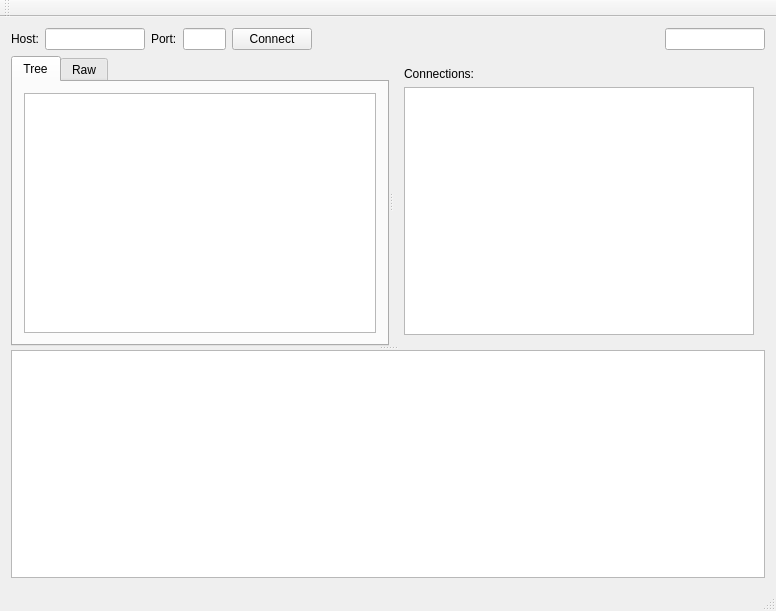
Before: the Qt Designer form repeater/mainwindow.ui in mocap-ca/vive, drawn with Qt 5.
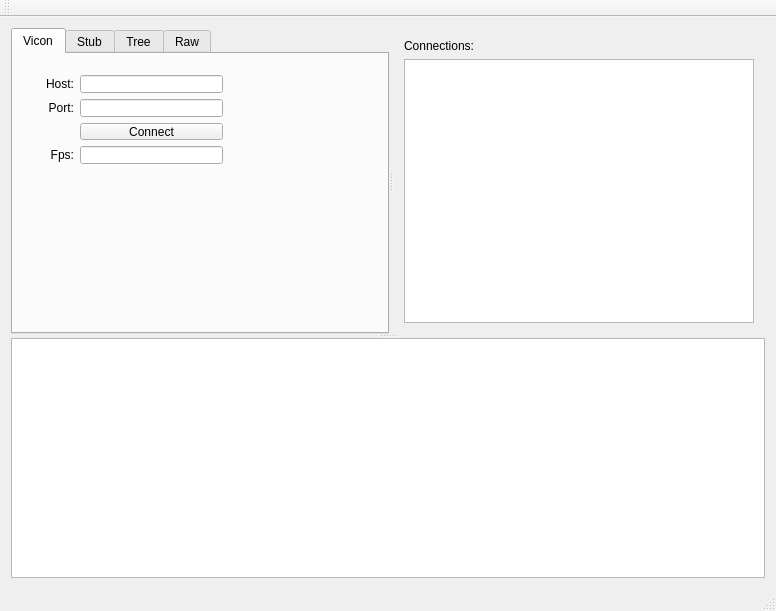
After: the same form once the commit is applied. The open tabs and pages were chosen to show the change.

```diff
--- a/repeater/mainwindow.ui
+++ b/repeater/mainwindow.ui
@@ -16,55 +16,117 @@
   <widget class="QWidget" name="centralWidget">
    <layout class="QVBoxLayout" name="verticalLayout_4">
     <item>
-     <layout class="QHBoxLayout" name="horizontalLayout" stretch="0,2,0,1,0,8,0">
-      <item>
+     <widget class="QSplitter" name="splitter_2">
+      <property name="orientation">
+       <enum>Qt::Vertical</enum>
+      </property>
+      <widget class="QSplitter" name="splitter">
+       <property name="orientation">
+        <enum>Qt::Horizontal</enum>
+       </property>
+       <widget class="QTabWidget" name="tabWidget">
+        <property name="currentIndex">
+         <number>2</number>
+        </property>
+        <widget class="QWidget" name="ViconTab">
+         <attribute name="title">
+          <string>Vicon</string>
+         </attribute>
+         <widget class="QWidget" name="formLayoutWidget">
+          <property name="geometry">
+           <rect>
+            <x>10</x>
+            <y>10</y>
+            <width>211</width>
+            <height>111</height>
+           </rect>
+          </property>
+          <layout class="QFormLayout" name="formLayout">
+           <property name="labelAlignment">
+            <set>Qt::AlignRight|Qt::AlignTrailing|Qt::AlignVCenter</set>
+           </property>
+           <item row="0" column="0">
        <widget class="QLabel" name="label_2">
+             <property name="sizePolicy">
+              <sizepolicy hsizetype="Expanding" vsizetype="Preferred">
+               <horstretch>0</horstretch>
+               <verstretch>0</verstretch>
+              </sizepolicy>
+             </property>
         <property name="text">
          <string>Host:</string>
         </property>
-       </widget>
-      </item>
-      <item>
+             <property name="alignment">
+              <set>Qt::AlignRight|Qt::AlignTrailing|Qt::AlignVCenter</set>
+             </property>
+            </widget>
+           </item>
+           <item row="0" column="1">
        <widget class="QLineEdit" name="lineEditHost">
         <property name="sizePolicy">
-         <sizepolicy hsizetype="Fixed" vsizetype="Fixed">
+              <sizepolicy hsizetype="Expanding" vsizetype="Fixed">
           <horstretch>0</horstretch>
           <verstretch>0</verstretch>
          </sizepolicy>
         </property>
         <property name="minimumSize">
          <size>
-          <width>100</width>
+               <width>50</width>
           <height>0</height>
          </size>
         </property>
         <property name="maximumSize">
          <size>
-          <width>100</width>
+               <width>16777215</width>
           <height>16777215</height>
          </size>
         </property>
        </widget>
       </item>
-      <item>
+           <item row="1" column="0">
        <widget class="QLabel" name="label">
+             <property name="sizePolicy">
+              <sizepolicy hsizetype="Expanding" vsizetype="Preferred">
+               <horstretch>0</horstretch>
+               <verstretch>0</verstretch>
+              </sizepolicy>
+             </property>
         <property name="text">
          <string>Port:</string>
         </property>
-       </widget>
-      </item>
-      <item>
-       <widget class="QLineEdit" name="lineEditPort"/>
-      </item>
-      <item>
-       <widget class="QPushButton" name="pushButtonConnect">
+             <property name="alignment">
+              <set>Qt::AlignRight|Qt::AlignTrailing|Qt::AlignVCenter</set>
+             </property>
+            </widget>
+           </item>
+           <item row="1" column="1">
+            <widget class="QLineEdit" name="lineEditPort">
+             <property name="minimumSize">
+              <size>
+               <width>50</width>
+               <height>0</height>
+              </size>
+             </property>
+            </widget>
+           </item>
+           <item row="3" column="0">
+            <widget class="QLabel" name="label_4">
+             <property name="sizePolicy">
+              <sizepolicy hsizetype="Expanding" vsizetype="Preferred">
+               <horstretch>0</horstretch>
+               <verstretch>0</verstretch>
+              </sizepolicy>
+             </property>
         <property name="text">
-         <string>Connect</string>
+              <string>Fps:</string>
+             </property>
+             <property name="alignment">
+              <set>Qt::AlignRight|Qt::AlignTrailing|Qt::AlignVCenter</set>
         </property>
        </widget>
       </item>
-      <item>
-       <spacer name="horizontalSpacer">
+           <item row="2" column="0">
+            <spacer name="horizontalSpacer_2">
         <property name="orientation">
          <enum>Qt::Horizontal</enum>
         </property>
@@ -76,10 +138,17 @@
         </property>
        </spacer>
       </item>
-      <item>
-       <widget class="QLineEdit" name="lineEditStats">
+           <item row="2" column="1">
+            <widget class="QPushButton" name="pushButtonConnect">
+             <property name="text">
+              <string>Connect</string>
+             </property>
+            </widget>
+           </item>
+           <item row="3" column="1">
+            <widget class="QLineEdit" name="lineEditViconStatus">
         <property name="sizePolicy">
-         <sizepolicy hsizetype="Fixed" vsizetype="Fixed">
+              <sizepolicy hsizetype="Expanding" vsizetype="Fixed">
           <horstretch>0</horstretch>
           <verstretch>0</verstretch>
          </sizepolicy>
@@ -92,27 +161,59 @@
         </property>
         <property name="maximumSize">
          <size>
-          <width>100</width>
+               <width>16777215</width>
           <height>16777215</height>
          </size>
         </property>
        </widget>
       </item>
      </layout>
-    </item>
-    <item>
-     <widget class="QSplitter" name="splitter_2">
-      <property name="orientation">
-       <enum>Qt::Vertical</enum>
-      </property>
-      <widget class="QSplitter" name="splitter">
-       <property name="orientation">
-        <enum>Qt::Horizontal</enum>
-       </property>
-       <widget class="QTabWidget" name="tabWidget">
-        <property name="currentIndex">
-         <number>1</number>
-        </property>
+         </widget>
+        </widget>
+        <widget class="QWidget" name="StubTab">
+         <attribute name="title">
+          <string>Stub</string>
+         </attribute>
+         <widget class="QPushButton" name="pushButtonStub">
+          <property name="geometry">
+           <rect>
+            <x>90</x>
+            <y>10</y>
+            <width>75</width>
+            <height>23</height>
+           </rect>
+          </property>
+          <property name="text">
+           <string>Start</string>
+          </property>
+         </widget>
+         <widget class="QLineEdit" name="lineEditStubStatus">
+          <property name="geometry">
+           <rect>
+            <x>90</x>
+            <y>40</y>
+            <width>71</width>
+            <height>20</height>
+           </rect>
+          </property>
+         </widget>
+         <widget class="QLabel" name="label_5">
+          <property name="geometry">
+           <rect>
+            <x>30</x>
+            <y>40</y>
+            <width>53</width>
+            <height>19</height>
+           </rect>
+          </property>
+          <property name="text">
+           <string>fps:</string>
+          </property>
+          <property name="alignment">
+           <set>Qt::AlignRight|Qt::AlignTrailing|Qt::AlignVCenter</set>
+          </property>
+         </widget>
+        </widget>
         <widget class="QWidget" name="TreeTab">
          <attribute name="title">
           <string>Tree</string>
```
Lines whose indentation alone changed are shown as unchanged.
